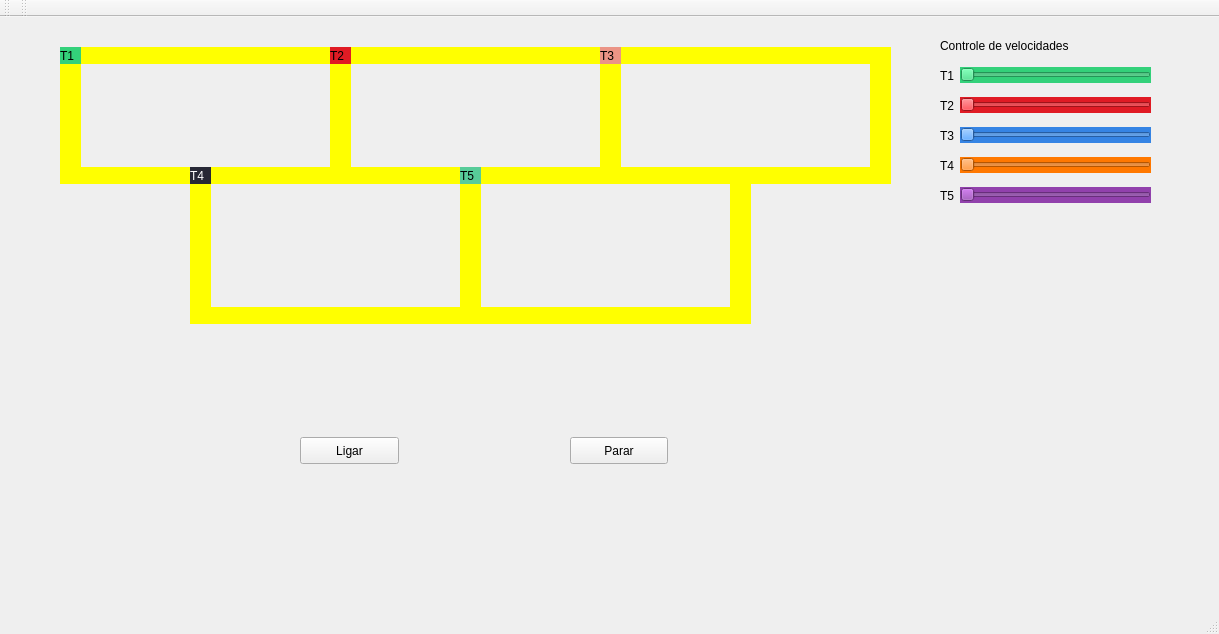
pedrolucas27/malha-ferroviaria, file mainwindow.ui: the form before one commit.
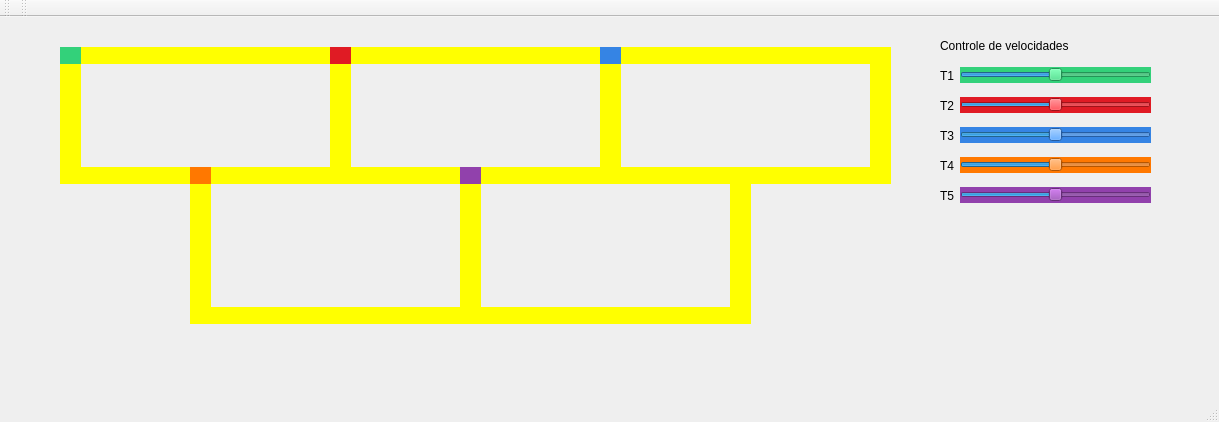
The form after the commit.

Commit message: feat: ajustes no layout

Patch:
```diff
--- a/mainwindow.ui
+++ b/mainwindow.ui
@@ -7,7 +7,7 @@
     <x>0</x>
     <y>0</y>
     <width>1219</width>
-    <height>634</height>
+    <height>422</height>
    </rect>
   </property>
   <property name="windowTitle">
@@ -27,7 +27,7 @@
      <string notr="true">background-color: rgb(51, 209, 122);</string>
     </property>
     <property name="text">
-     <string>T1</string>
+     <string/>
     </property>
    </widget>
    <widget class="QLabel" name="label_trilho1">
@@ -94,32 +94,6 @@
      <string/>
     </property>
    </widget>
-   <widget class="QPushButton" name="pushButton">
-    <property name="geometry">
-     <rect>
-      <x>300</x>
-      <y>420</y>
-      <width>99</width>
-      <height>27</height>
-     </rect>
-    </property>
-    <property name="text">
-     <string>Ligar</string>
-    </property>
-   </widget>
-   <widget class="QPushButton" name="pushButton_2">
-    <property name="geometry">
-     <rect>
-      <x>570</x>
-      <y>420</y>
-      <width>98</width>
-      <height>27</height>
-     </rect>
-    </property>
-    <property name="text">
-     <string>Parar</string>
-    </property>
-   </widget>
    <widget class="QLabel" name="label_trilho4_2">
     <property name="geometry">
      <rect>
@@ -181,7 +155,7 @@
      <string notr="true">background-color: rgb(224, 27, 36);</string>
     </property>
     <property name="text">
-     <string>T2</string>
+     <string/>
     </property>
    </widget>
    <widget class="QLabel" name="label_trilho5">
@@ -210,10 +184,10 @@
      </rect>
     </property>
     <property name="styleSheet">
-     <string notr="true">background-color: rgb(235,148,134);</string>
+     <string notr="true">background-color: rgb(53, 132, 228);</string>
     </property>
     <property name="text">
-     <string>T3</string>
+     <string/>
     </property>
    </widget>
    <widget class="QLabel" name="label_trilho5_2">
@@ -263,6 +237,12 @@
     <property name="styleSheet">
      <string notr="true">background-color: rgb(51, 209, 122);</string>
     </property>
+    <property name="maximum">
+     <number>200</number>
+    </property>
+    <property name="value">
+     <number>100</number>
+    </property>
     <property name="orientation">
      <enum>Qt::Horizontal</enum>
     </property>
@@ -295,6 +275,12 @@
     <property name="styleSheet">
      <string notr="true">background-color: rgb(224, 27, 36);</string>
     </property>
+    <property name="maximum">
+     <number>200</number>
+    </property>
+    <property name="value">
+     <number>100</number>
+    </property>
     <property name="orientation">
      <enum>Qt::Horizontal</enum>
     </property>
@@ -311,6 +297,12 @@
     <property name="styleSheet">
      <string notr="true">background-color: rgb(53, 132, 228);</string>
     </property>
+    <property name="maximum">
+     <number>200</number>
+    </property>
+    <property name="value">
+     <number>100</number>
+    </property>
     <property name="orientation">
      <enum>Qt::Horizontal</enum>
     </property>
@@ -327,6 +319,12 @@
     <property name="styleSheet">
      <string notr="true">background-color: rgb(255, 120, 0);</string>
     </property>
+    <property name="maximum">
+     <number>200</number>
+    </property>
+    <property name="value">
+     <number>100</number>
+    </property>
     <property name="orientation">
      <enum>Qt::Horizontal</enum>
     </property>
@@ -343,6 +341,12 @@
     <property name="styleSheet">
      <string notr="true">background-color: rgb(145, 65, 172);</string>
     </property>
+    <property name="maximum">
+     <number>200</number>
+    </property>
+    <property name="value">
+     <number>100</number>
+    </property>
     <property name="orientation">
      <enum>Qt::Horizontal</enum>
     </property>
@@ -502,11 +506,10 @@
      </rect>
     </property>
     <property name="styleSheet">
-     <string notr="true">background-color: rgb(39, 40, 53);
-color: #fff;</string>
+     <string notr="true">background-color: rgb(255, 120, 0);</string>
     </property>
     <property name="text">
-     <string>T4</string>
+     <string/>
     </property>
    </widget>
    <widget class="QLabel" name="label_trem5">
@@ -519,10 +522,10 @@
      </rect>
     </property>
     <property name="styleSheet">
-     <string notr="true">background-color: rgb(87, 204, 153);</string>
+     <string notr="true">background-color: rgb(145, 65, 172);</string>
     </property>
     <property name="text">
-     <string>T5</string>
+     <string/>
     </property>
    </widget>
    <zorder>label_trilho5_2</zorder>
```
Left out of the diff: 5 changed lines with no effect on the pictures. The commit also changes 3 other files.
